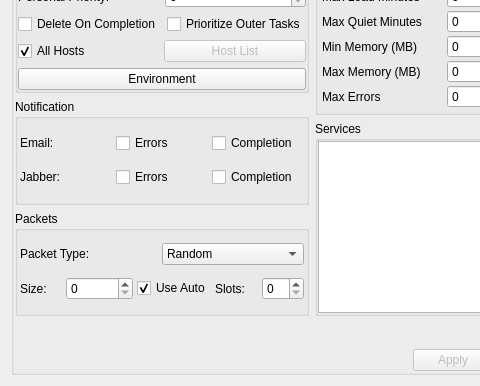
Before: the Qt Designer form cpp/lib/freezer/ui/jobsettingswidgetui.ui in justajeffy/arsenalsuite, drawn with Qt 5; both pictures show x 0 to 480 and y 96 to 482 of the 1030 by 482 pixel window.
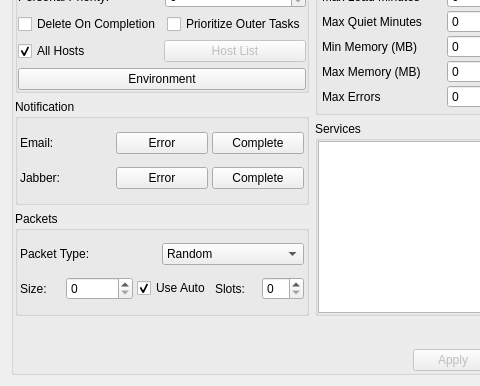
After: the same form once the commit is applied. Custom widgets are drawn as their Qt base class.

Commit message: Changed the notification widget in the job settings tab to spawn a user window to enable multiple user notification setting.

```diff
--- a/cpp/lib/freezer/ui/jobsettingswidgetui.ui
+++ b/cpp/lib/freezer/ui/jobsettingswidgetui.ui
@@ -194,16 +194,16 @@
                 </widget>
                </item>
                <item>
-                <widget class="QCheckBox" name="mEmailErrorsCheck">
+                <widget class="QPushButton" name="mEmailErrorListButton">
                  <property name="text">
-                  <string>Errors</string>
+                  <string>Error</string>
                  </property>
                 </widget>
                </item>
                <item>
-                <widget class="QCheckBox" name="mEmailCompleteCheck">
+                <widget class="QPushButton" name="mEmailCompleteListButton">
                  <property name="text">
-                  <string>Completion</string>
+                  <string>Complete</string>
                  </property>
                 </widget>
                </item>
@@ -225,16 +225,16 @@
                 </widget>
                </item>
                <item>
-                <widget class="QCheckBox" name="mJabberErrorsCheck">
+                <widget class="QPushButton" name="mJabberErrorListButton">
                  <property name="text">
-                  <string>Errors</string>
+                  <string>Error</string>
                  </property>
                 </widget>
                </item>
                <item>
-                <widget class="QCheckBox" name="mJabberCompleteCheck">
+                <widget class="QPushButton" name="mJabberCompleteListButton">
                  <property name="text">
-                  <string>Completion</string>
+                  <string>Complete</string>
                  </property>
                 </widget>
                </item>
```
The commit also changes 6 other files.
